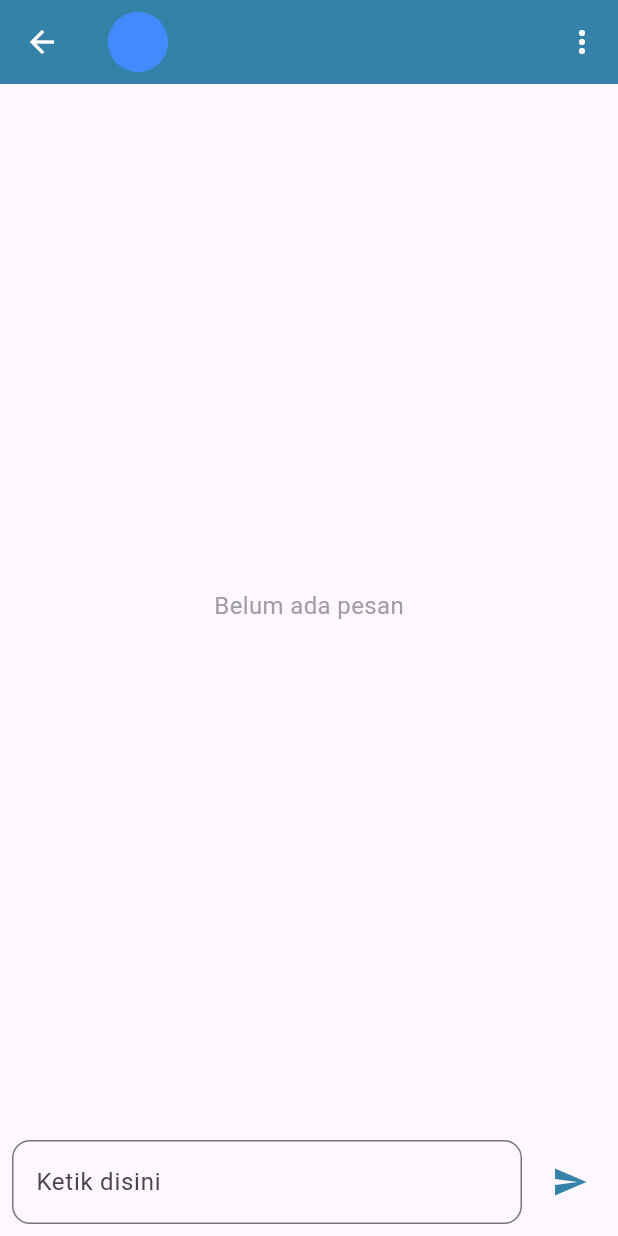
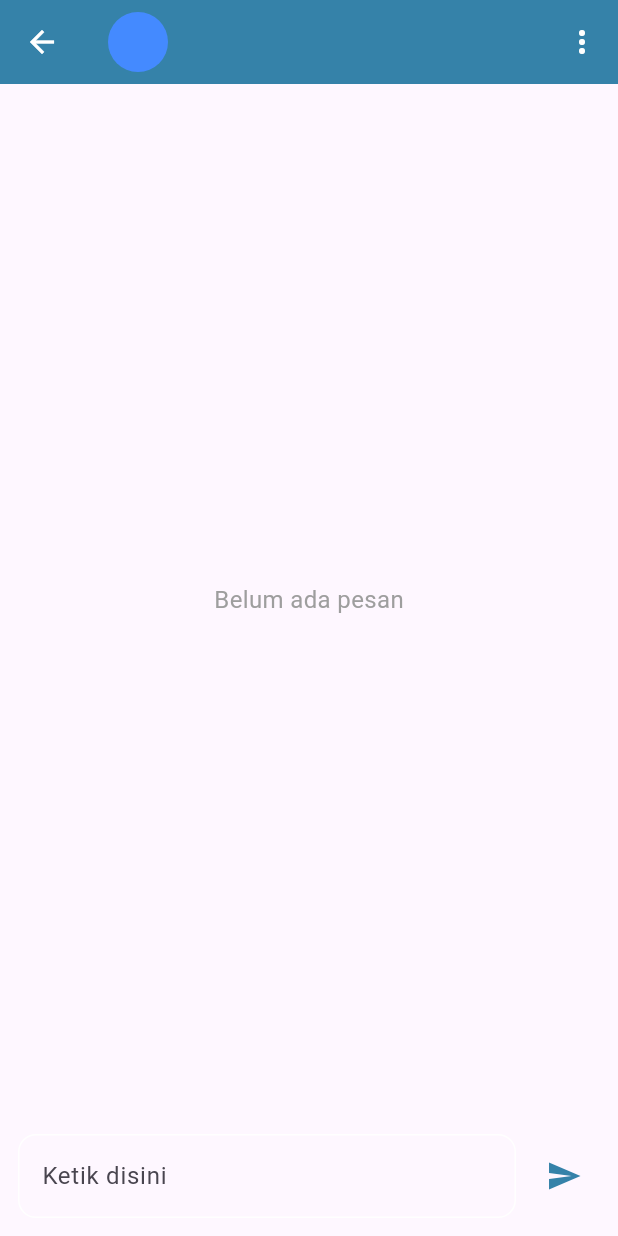
Before and after one commit to Reslimyuu/Kosaplikasi, a Flutter app: the ChatRoomPage screen opened directly with empty values, after a tap on the "send" icon, on a phone screen of 412 x 824 dp. Run offline on Flutter 3.47's test engine with Material 3 defaults, Android fonts, the phone set to English and light mode, and no system bars; our stand-ins replace cloud_firestore, firebase_auth, firebase_core, google_fonts; accounts and stored records are empty.

Commit message:
Perubahan baru

```diff
--- a/lib/pages/Chatpages/chatpage.dart
+++ b/lib/pages/Chatpages/chatpage.dart
@@ -264,7 +264,7 @@ class _ChatPageState extends State<ChatPage> {
                                         ),
                                         child: Text(
                                           "$unreadCount",
-                                          style: const TextStyle(color: Colors.blueAccent, fontSize: 12),
+                                          style: const TextStyle(color: Colors.white, fontSize: 12),
                                         ),
                                       );
                                     },
--- a/lib/pages/Chatpages/chatroompages.dart
+++ b/lib/pages/Chatpages/chatroompages.dart
@@ -40,52 +40,50 @@ class _ChatRoomPageState extends State<ChatRoomPage> {
   }
 }
 
-  /// Fungsi untuk mengirim pesan
   Future<void> _sendMessage(String text) async {
-    if (text.trim().isNotEmpty) {
+  if (text.trim().isEmpty) return;
+
   final timestamp = FieldValue.serverTimestamp();
 
-      // Menyimpan pesan ke koleksi Chats
+  final messageData = {
+    'senderId': widget.currentUserId,
+    'receiverId': widget.receiverId,
+    'text': text.trim(),
+    'timestamp': timestamp,
+    'isRead': false, // default false untuk penerima
+  };
+
+  _messageController.clear();
+
+
+  // Simpan di sisi pengirim
   await FirebaseFirestore.instance
       .collection('Chats')
       .doc(widget.currentUserId)
       .collection(widget.receiverId)
-          .add({
-        'senderId': widget.currentUserId,
-        'receiverId': widget.receiverId,
-        'text': text.trim(),
-        'timestamp': FieldValue.serverTimestamp(),
-        'isRead' : false,
-      });
-      _messageController.clear();
+      .add(messageData);
+
+  // Simpan di sisi penerima
+  await FirebaseFirestore.instance
+      .collection('Chats')
+      .doc(widget.receiverId)
+      .collection(widget.currentUserId)
+      .add(messageData);
+
+  // Update lastMessageTime
+  await FirebaseFirestore.instance
+      .collection('Users')
+      .doc(widget.currentUserId)
+      .update({'lastMessageTime': timestamp});
+
+  await FirebaseFirestore.instance
+      .collection('Users')
+      .doc(widget.receiverId)
+      .update({'lastMessageTime': timestamp});
+}
 
 
 
-      // Memperbarui LastMessage untuk pengirim
-      await FirebaseFirestore.instance
-      .collection('Users')
-      .doc(widget.currentUserId)
-      .update(
-        {
-          'lastMessageTime': timestamp
-        }
-      );
-
-      // Memperbarui LastMessage untuk penerima
-      await FirebaseFirestore.instance
-      .collection('Users')
-      .doc(widget.receiverId)
-      .update({
-        'lastMessageTime' : timestamp
-      });
-
-      Future.delayed( Duration(milliseconds: 100), () {
-        if (_scrollController.hasClients) {
-          _scrollController.jumpTo(0.0);
-        }
-      });
-    }
-  }
 
   @override
   void initState() {
@@ -146,9 +144,6 @@ class _ChatRoomPageState extends State<ChatRoomPage> {
                   .orderBy('timestamp', descending: false)
                   .snapshots(),
               builder: (context, snapshot) {
-                if (snapshot.connectionState == ConnectionState.waiting) {
-                  return const Center(child: CircularProgressIndicator());
-                }
                 if (!snapshot.hasData || snapshot.data!.docs.isEmpty) {
                   return const Center(
                     child: Text(
@@ -160,9 +155,13 @@ class _ChatRoomPageState extends State<ChatRoomPage> {
 
                 final messages = snapshot.data!.docs;
 
-                Future.delayed( Duration(milliseconds: 100), () {
+                WidgetsBinding.instance.addPostFrameCallback((_) {
                   if (_scrollController.hasClients) {
-                    _scrollController.jumpTo(0.0);
+                    _scrollController.animateTo(
+                      _scrollController.position.maxScrollExtent,
+                      duration: Duration(milliseconds: 200),
+                      curve: Curves.easeOut,
+                      );
                   }
                 });
 
@@ -293,8 +292,9 @@ class _ChatRoomPageState extends State<ChatRoomPage> {
             ),
           ),
           // TextField untuk mengirim pesan
-          Padding(
-            padding: const EdgeInsets.all(8.0),
+          SafeArea(
+            child: Padding(
+              padding: EdgeInsets.all(12.0),
               child: Row(
                 children: [
                   Expanded(
@@ -303,6 +303,23 @@ class _ChatRoomPageState extends State<ChatRoomPage> {
                       decoration: InputDecoration(
                         hintText: "Ketik disini",
                         border: OutlineInputBorder(
+                          borderSide: BorderSide(
+                            color: Colors.white,
+                            width: 4.0,
+                          ),
+                          borderRadius: BorderRadius.circular(12),
+                        ),
+                        focusedBorder: OutlineInputBorder(
+                          borderSide: BorderSide(
+                            color: Colors.white,
+                            width: 4.0,
+                          ),
+                          borderRadius: BorderRadius.circular(12),
+                        ),
+                        enabledBorder: OutlineInputBorder(
+                          borderSide: BorderSide(
+                            color: Colors.white,
+                          ),
                           borderRadius: BorderRadius.circular(12),
                         ),
                       ),
@@ -318,6 +335,7 @@ class _ChatRoomPageState extends State<ChatRoomPage> {
                 ],
               ),
             ),
+          ),
         ],
       ),
     );
--- a/lib/pages/Homepages/profile.dart
+++ b/lib/pages/Homepages/profile.dart
@@ -36,9 +36,6 @@ class _CompleteProfileState extends State<completeprofile> {
       'ktmUrl': ktmUrl, // sementara kita isi dummy
     });
 
-    ScaffoldMessenger.of(context).showSnackBar(
-      SnackBar(content: Text("Data berhasil disimpan")),
-    );
 
     Navigator.pushReplacement(
       context,
```
Also changed, not shown: lib/login/regist.dart (+6 -1 lines). Lines whose indentation alone changed are shown as unchanged.
